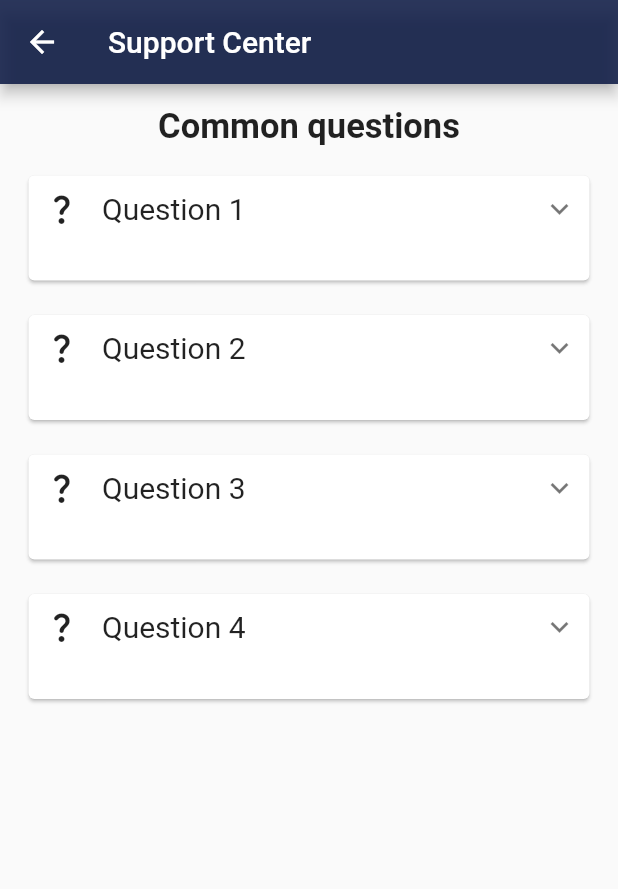
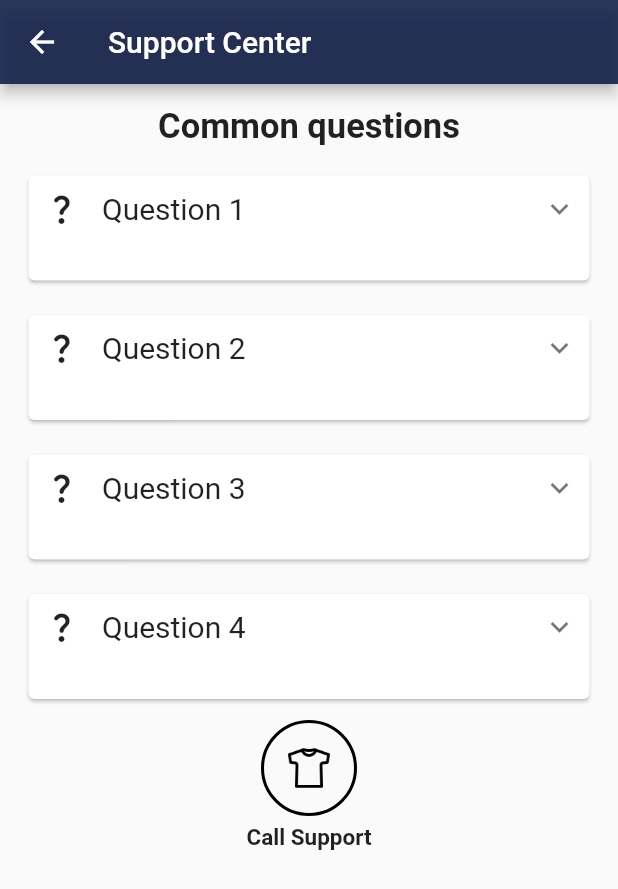
Before and after one commit to minh0611/CRP_G4, a Flutter app: the SupportScreen screen opened directly, on a phone screen of 412 x 824 dp. Shown: the top 889 px of the screen. Run offline on Flutter 3.47's test engine with Material 2 defaults, Android fonts, the phone set to English and light mode, and no system bars; drawn by our look-alikes of expandable; our stand-ins replace carousel_slider, cloud_firestore, dropdown_button2, firebase_auth, firebase_core, font_awesome_flutter and 1 more; missing offline and left inert: increment_decrement_form_field, splash_view, swipeable_tile; accounts and stored records are empty.

Commit message:
add phonecall function and fixed bug

```diff
--- a/lib/Screens/support.dart
+++ b/lib/Screens/support.dart
@@ -1,5 +1,7 @@
 import 'package:flutter/material.dart';
 import 'package:flutter_authfb_demo/widgets/aboutUsExpandable.dart';
+import 'package:flutter_authfb_demo/widgets/category_icon.dart';
+import 'package:url_launcher/url_launcher.dart';
 
 class SupportScreen extends StatefulWidget {
   const SupportScreen({super.key});
@@ -9,6 +11,15 @@
 }
 
 class _SupportScreenState extends State<SupportScreen> {
+  _launchCaller() async {
+    var url = Uri.parse("tel://0862179527");
+    if (await canLaunchUrl(url)) {
+      await launchUrl(url);
+    } else {
+      throw 'Could not launch $url';
+    }
+  }
+
   @override
   Widget build(BuildContext context) {
     return Scaffold(
@@ -19,40 +30,46 @@
         body: Container(
           padding: const EdgeInsets.all(15),
           child: Column(
-            children: const [
-              Center(
+            children: [
+              const Center(
                   child: Text(
                 "Common questions",
                 style: TextStyle(fontSize: 23, fontWeight: FontWeight.bold),
               )),
-              SizedBox(
+              const SizedBox(
                 height: 15,
               ),
-              AboutUsExpandable(
+              const AboutUsExpandable(
                   infoTitle: "Question 1",
                   infoIcon: Icons.question_mark_rounded,
                   infoContent: "Answer 1"),
-              SizedBox(
+              const SizedBox(
                 height: 15,
               ),
-              AboutUsExpandable(
+              const AboutUsExpandable(
                   infoTitle: "Question 2",
                   infoIcon: Icons.question_mark_rounded,
                   infoContent: "Answer 2"),
-              SizedBox(
+              const SizedBox(
                 height: 15,
               ),
-              AboutUsExpandable(
+              const AboutUsExpandable(
                   infoTitle: "Question 3",
                   infoIcon: Icons.question_mark_rounded,
                   infoContent: "Answer 3"),
-              SizedBox(
+              const SizedBox(
                 height: 15,
               ),
-              AboutUsExpandable(
+              const AboutUsExpandable(
                   infoTitle: "Question 4",
                   infoIcon: Icons.question_mark_rounded,
                   infoContent: "Answer 4"),
+              InkWell(
+                onTap: () => _launchCaller(),
+                child: const CategoryIcon(
+                    iconImage: 'assets/icon_images/shirt.png',
+                    categoryName: "Call Support"),
+              ),
             ],
           ),
         ));
--- a/pubspec.yaml
+++ b/pubspec.yaml
@@ -48,6 +48,7 @@
   vibration: ^1.7.6
   font_awesome_flutter: ^10.4.0
   expandable: ^5.0.1
+  url_launcher: ^6.1.10
 
 dev_dependencies:
   flutter_test:
```
Also changed, not shown: lib/Screens/drawer.dart (+77 -43 lines), lib/Screens/home_body.dart (+89 -24 lines), lib/models/new_model.dart (+9 -2 lines), pubspec.lock, 7 other files.
